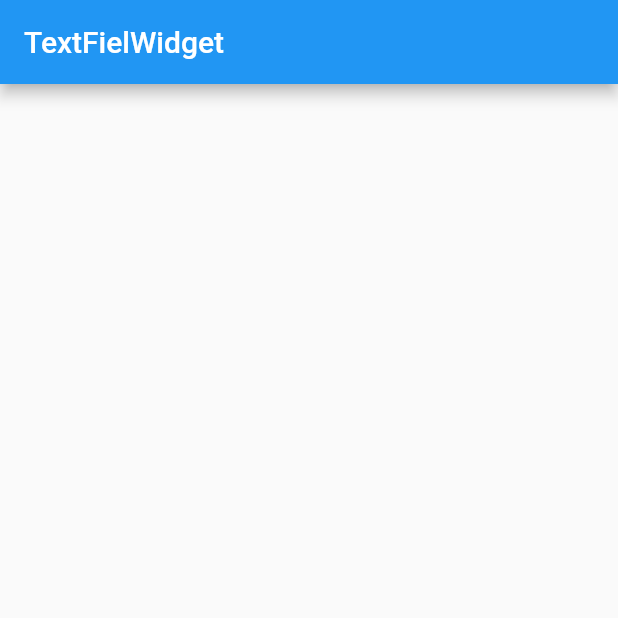
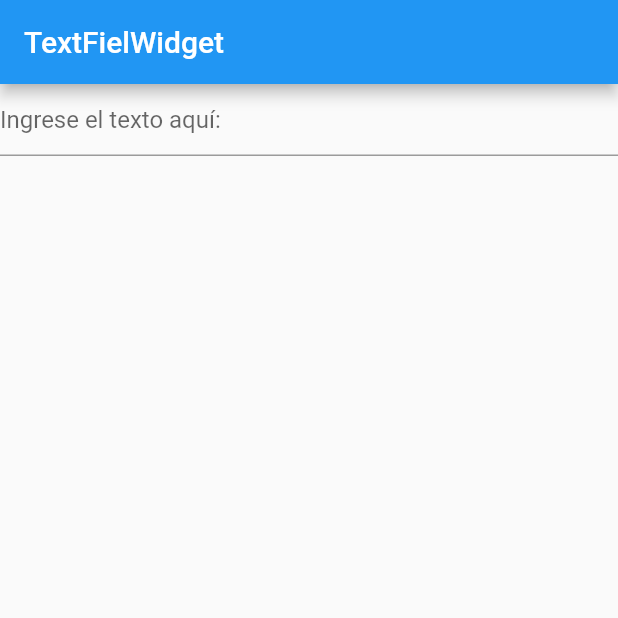
Before and after one commit to CristianCastellanos22/textfield_app, a Flutter app: the screen it shows after launch, on a phone screen of 412 x 824 dp, the top half of it. Run offline on Flutter 3.47's test engine with Material 2 defaults, Android fonts, the phone set to English and light mode, and no system bars.

Commit message:
textfield.dart -> Se agrega funcionalidad para el textField, con el método onSubmitted, se envía a un text lo ingresado en pantalla.

```diff
--- a/lib/src/textfield.dart
+++ b/lib/src/textfield.dart
@@ -7,6 +7,16 @@ class MyTextField extends StatefulWidget {
 }
 
 class _MyTextFieldState extends State<MyTextField> {
+  String inputText = "";
+  final TextEditingController controller = TextEditingController();
+
+  void onSubmitted(String value) {
+    setState(() {
+      inputText = inputText + "\n" + value;
+      controller.text = "";
+    });
+  }
+
   @override
   Widget build(BuildContext context) {
     return Scaffold(
@@ -15,9 +25,16 @@ class _MyTextFieldState extends State<MyTextField> {
       ),
       body: Container(
         child: Column(
+          crossAxisAlignment: CrossAxisAlignment.stretch,
           children: <Widget>[
-            Text(""),
-
+            TextField(
+              decoration: InputDecoration(hintText: "Ingrese el texto aquí:"),
+              onSubmitted: (String value) {
+                onSubmitted(value);
+              },
+              controller: controller,
+            ),
+            Text(inputText)
           ],
         ),
       ),
```
